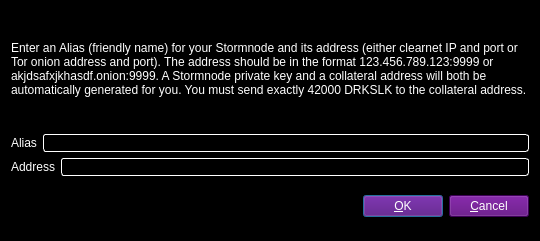
First picture: the form in src/qt/forms/addeditstormnode.ui, repository waffle-iron/DarkSilk-Release-Candidate, before the edit.
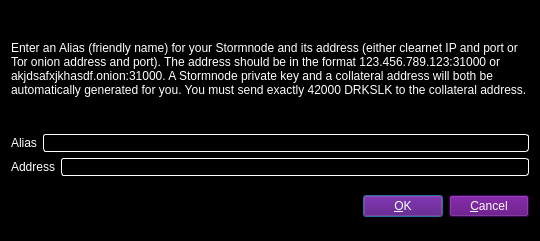
Second picture: the form after the edit.

Commit message: DarkSend/InstantX/Stormnode Updates/Fixes

```diff
--- a/src/qt/forms/addeditstormnode.ui
+++ b/src/qt/forms/addeditstormnode.ui
@@ -39,7 +39,7 @@
         </sizepolicy>
        </property>
        <property name="text">
-        <string>&lt;html&gt;&lt;head/&gt;&lt;body&gt;&lt;p&gt;Enter an Alias (friendly name) for your Stormnode and its address (either clearnet IP and port or Tor onion address and port).  The address should be in the format 123.456.789.123:9999 or akjdsafxjkhasdf.onion:9999.  A Stormnode private key and a collateral address will both be automatically generated for you.  You must send exactly 42000 DRKSLK to the collateral address.&lt;/p&gt;&lt;/body&gt;&lt;/html&gt;</string>
+        <string>&lt;html&gt;&lt;head/&gt;&lt;body&gt;&lt;p&gt;Enter an Alias (friendly name) for your Stormnode and its address (either clearnet IP and port or Tor onion address and port).  The address should be in the format 123.456.789.123:31000 or akjdsafxjkhasdf.onion:31000.  A Stormnode private key and a collateral address will both be automatically generated for you.  You must send exactly 42000 DRKSLK to the collateral address.&lt;/p&gt;&lt;/body&gt;&lt;/html&gt;</string>
        </property>
        <property name="wordWrap">
         <bool>true</bool>
```
The commit also changes 106 other files.
